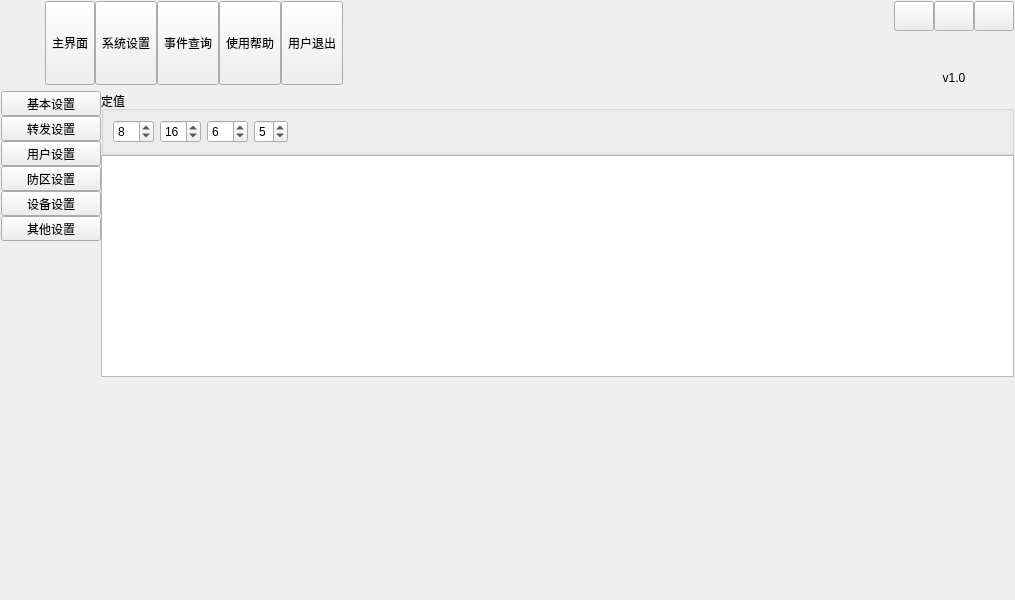
Above: main_ui.ui from Shogpe/bmsTool before the change. Below: the same form after it.
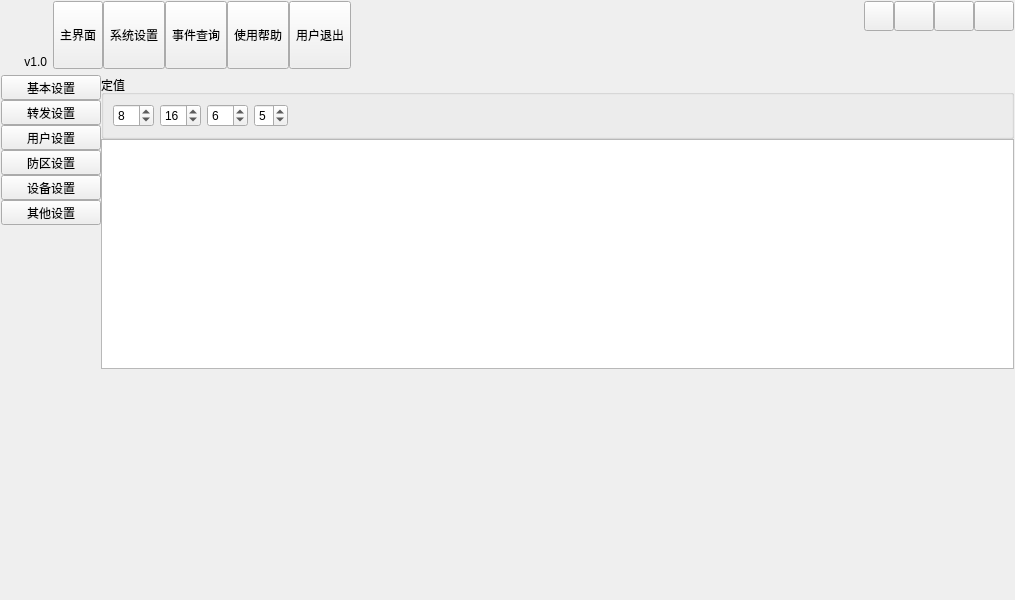
That is the form after the change. The open tabs and pages were chosen to show the change. Icons and pictures are not drawn. Custom widgets are drawn as their Qt base class.

The edit to the form file:
```diff
--- a/main_ui.ui
+++ b/main_ui.ui
@@ -37,10 +37,7 @@
        <verstretch>0</verstretch>
       </sizepolicy>
      </property>
-     <layout class="QHBoxLayout" name="horizontalLayout_2">
-      <property name="spacing">
-       <number>10</number>
-      </property>
+     <layout class="QGridLayout" name="gridLayout_6">
       <property name="leftMargin">
        <number>10</number>
       </property>
@@ -53,17 +50,7 @@
       <property name="bottomMargin">
        <number>0</number>
       </property>
-      <item>
-       <widget class="QLabel" name="labIco">
-        <property name="text">
-         <string/>
-        </property>
-        <property name="alignment">
-         <set>Qt::AlignCenter</set>
-        </property>
-       </widget>
-      </item>
-      <item>
+      <item row="0" column="2">
        <widget class="QLabel" name="labTitle">
         <property name="styleSheet">
          <string notr="true"/>
@@ -76,7 +63,7 @@
         </property>
        </widget>
       </item>
-      <item>
+      <item row="0" column="3" rowspan="2">
        <widget class="QWidget" name="widgetTop" native="true">
         <layout class="QHBoxLayout" name="horizontalLayout_3">
          <property name="spacing">
@@ -206,20 +193,7 @@
         </layout>
        </widget>
       </item>
-      <item>
-       <spacer name="horizontalSpacer">
-        <property name="orientation">
-         <enum>Qt::Horizontal</enum>
-        </property>
-        <property name="sizeHint" stdset="0">
-         <size>
-          <width>40</width>
-          <height>20</height>
-         </size>
-        </property>
-       </spacer>
-      </item>
-      <item>
+      <item row="0" column="5" rowspan="2">
        <widget class="QWidget" name="widgetMenu" native="true">
         <layout class="QGridLayout" name="gridLayout_2">
          <property name="leftMargin">
@@ -237,7 +211,26 @@
          <property name="spacing">
           <number>0</number>
          </property>
-         <item row="0" column="0">
+         <item row="0" column="0" colspan="2">
+          <widget class="QToolButton" name="btnMenu">
+           <property name="sizePolicy">
+            <sizepolicy hsizetype="Minimum" vsizetype="Expanding">
+             <horstretch>0</horstretch>
+             <verstretch>0</verstretch>
+            </sizepolicy>
+           </property>
+           <property name="minimumSize">
+            <size>
+             <width>30</width>
+             <height>30</height>
+            </size>
+           </property>
+           <property name="text">
+            <string/>
+           </property>
+          </widget>
+         </item>
+         <item row="0" column="2">
           <widget class="QPushButton" name="btnMenu_Min">
            <property name="sizePolicy">
             <sizepolicy hsizetype="Minimum" vsizetype="Expanding">
@@ -263,9 +256,44 @@
            <property name="text">
             <string/>
            </property>
+           <property name="flat">
+            <bool>false</bool>
+           </property>
           </widget>
          </item>
-         <item row="3" column="0" colspan="3">
+         <item row="5" column="0" colspan="5">
+          <widget class="QLabel" name="labTime">
+           <property name="text">
+            <string/>
+           </property>
+           <property name="alignment">
+            <set>Qt::AlignCenter</set>
+           </property>
+          </widget>
+         </item>
+         <item row="0" column="3">
+          <widget class="QPushButton" name="btnMenu_Max">
+           <property name="sizePolicy">
+            <sizepolicy hsizetype="Minimum" vsizetype="Expanding">
+             <horstretch>0</horstretch>
+             <verstretch>0</verstretch>
+            </sizepolicy>
+           </property>
+           <property name="minimumSize">
+            <size>
+             <width>30</width>
+             <height>30</height>
+            </size>
+           </property>
+           <property name="focusPolicy">
+            <enum>Qt::NoFocus</enum>
+           </property>
+           <property name="text">
+            <string/>
+           </property>
+          </widget>
+         </item>
+         <item row="3" column="0" colspan="5">
           <spacer name="verticalSpacer">
            <property name="orientation">
             <enum>Qt::Vertical</enum>
@@ -273,12 +301,12 @@
            <property name="sizeHint" stdset="0">
             <size>
              <width>20</width>
-             <height>40</height>
+             <height>10</height>
             </size>
            </property>
           </spacer>
          </item>
-         <item row="0" column="2">
+         <item row="0" column="4">
           <widget class="QPushButton" name="btnMenu_Close">
            <property name="sizePolicy">
             <sizepolicy hsizetype="Minimum" vsizetype="Expanding">
@@ -309,33 +337,11 @@
            </property>
           </widget>
          </item>
-         <item row="0" column="1">
-          <widget class="QPushButton" name="btnMenu_Max">
-           <property name="sizePolicy">
-            <sizepolicy hsizetype="Minimum" vsizetype="Expanding">
-             <horstretch>0</horstretch>
-             <verstretch>0</verstretch>
-            </sizepolicy>
-           </property>
-           <property name="minimumSize">
-            <size>
-             <width>30</width>
-             <height>30</height>
-            </size>
-           </property>
-           <property name="focusPolicy">
-            <enum>Qt::NoFocus</enum>
-           </property>
+         <item row="4" column="0" colspan="5">
+          <widget class="QLabel" name="labUser">
            <property name="text">
             <string/>
            </property>
-          </widget>
-         </item>
-         <item row="4" column="0" colspan="3">
-          <widget class="QLabel" name="labelVersion">
-           <property name="text">
-            <string>v1.0</string>
-           </property>
            <property name="alignment">
             <set>Qt::AlignCenter</set>
            </property>
@@ -344,10 +350,61 @@
         </layout>
        </widget>
       </item>
+      <item row="1" column="2">
+       <widget class="QLabel" name="labVersion">
+        <property name="sizePolicy">
+         <sizepolicy hsizetype="Preferred" vsizetype="MinimumExpanding">
+          <horstretch>0</horstretch>
+          <verstretch>0</verstretch>
+         </sizepolicy>
+        </property>
+        <property name="maximumSize">
+         <size>
+          <width>16777215</width>
+          <height>20</height>
+         </size>
+        </property>
+        <property name="frameShape">
+         <enum>QFrame::NoFrame</enum>
+        </property>
+        <property name="frameShadow">
+         <enum>QFrame::Sunken</enum>
+        </property>
+        <property name="text">
+         <string>v1.0</string>
+        </property>
+        <property name="alignment">
+         <set>Qt::AlignBottom|Qt::AlignRight|Qt::AlignTrailing</set>
+        </property>
+       </widget>
+      </item>
+      <item row="0" column="0">
+       <widget class="QLabel" name="labIco">
+        <property name="text">
+         <string/>
+        </property>
+        <property name="alignment">
+         <set>Qt::AlignCenter</set>
+        </property>
+       </widget>
+      </item>
+      <item row="0" column="4" rowspan="2">
+       <spacer name="horizontalSpacer">
+        <property name="orientation">
+         <enum>Qt::Horizontal</enum>
+        </property>
+        <property name="sizeHint" stdset="0">
+         <size>
+          <width>40</width>
+          <height>20</height>
+         </size>
+        </property>
+       </spacer>
+      </item>
      </layout>
     </widget>
    </item>
-   <item row="1" column="0">
+   <item row="3" column="0">
     <widget class="QStackedWidget" name="stackedWidget">
      <property name="styleSheet">
       <string notr="true"/>
@@ -633,6 +690,19 @@
        </item>
        <item>
         <layout class="QGridLayout" name="gridLayout_3">
+         <item row="4" column="0">
+          <spacer name="verticalSpacer_4">
+           <property name="orientation">
+            <enum>Qt::Vertical</enum>
+           </property>
+           <property name="sizeHint" stdset="0">
+            <size>
+             <width>20</width>
+             <height>40</height>
+            </size>
+           </property>
+          </spacer>
+         </item>
          <item row="0" column="0">
           <widget class="QGroupBox" name="groupBox_2">
            <property name="title">
@@ -755,19 +825,6 @@
            </layout>
           </widget>
          </item>
-         <item row="2" column="0">
-          <spacer name="verticalSpacer_4">
-           <property name="orientation">
-            <enum>Qt::Vertical</enum>
-           </property>
-           <property name="sizeHint" stdset="0">
-            <size>
-             <width>20</width>
-             <height>40</height>
-            </size>
-           </property>
-          </spacer>
-         </item>
          <item row="1" column="0">
           <widget class="QTableWidget" name="tableConfig"/>
          </item>
```
